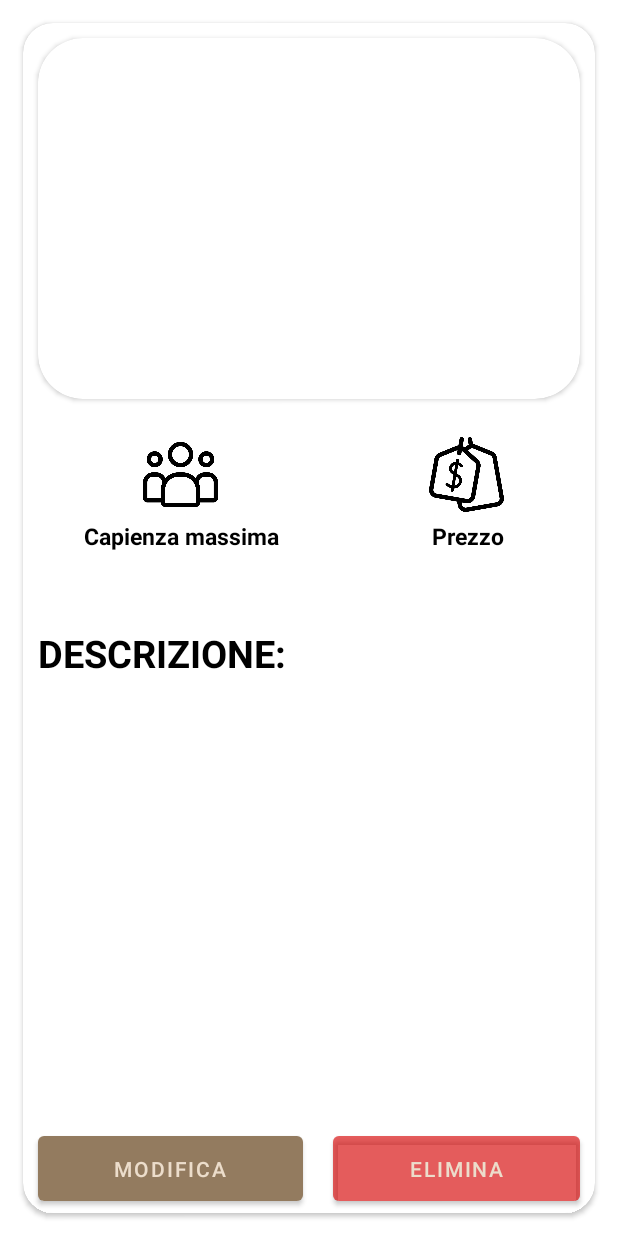
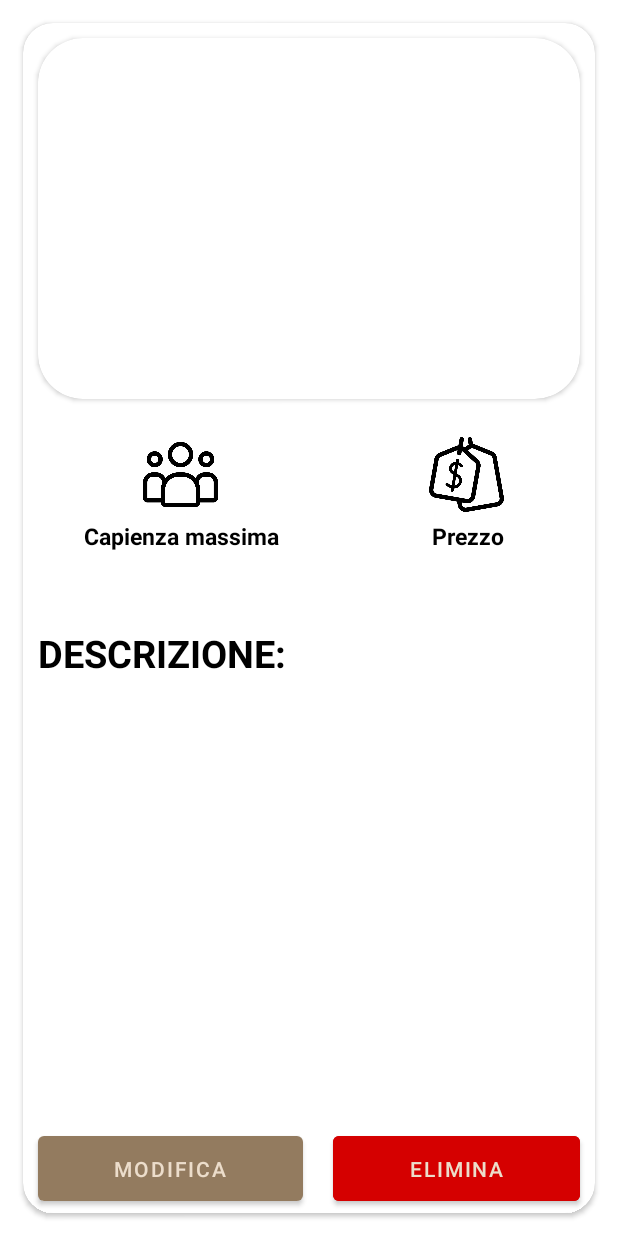
Before and after one commit to Mygiuseppe09/BeautyGardenAPP, an Android app: the SuperItemActivity screen opened directly, with no data from a screen before it, on a phone screen of 412 x 824 dp. Run offline under Robolectric (Android 15) with nearby library versions, the phone set to English and light mode, and no system bars; our stand-ins replace Firebase (no records; nobody signed in at launch, a user with empty details on screens opened directly).

```diff
--- a/app/src/main/java/com/example/beautygardenbanqueting/ItemActivity.java
+++ b/app/src/main/java/com/example/beautygardenbanqueting/ItemActivity.java
@@ -72,7 +72,8 @@ public class ItemActivity extends AppCompatActivity {
         super.onStart();
 
         // ci agganciamo all'oggetto nella collection "items" grazie all'Uid
-        db.getReference("items").child(itemId)
+        db.getReference("items")
+                .child(itemId)
                 .addListenerForSingleValueEvent(new ValueEventListener() {
                     @Override
                     public void onDataChange(@NonNull DataSnapshot snapshot) {
@@ -109,7 +110,8 @@ public class ItemActivity extends AppCompatActivity {
                     }
                     @Override
                     public void onCancelled(@NonNull DatabaseError error) {
-                                Toast.makeText(ItemActivity.this, error.getMessage(), Toast.LENGTH_LONG).show();
+                        Toast.makeText(ItemActivity.this, error.getMessage(),
+                                Toast.LENGTH_LONG).show();
                     }
                 });
 
--- a/app/src/main/res/layout/activity_super_item.xml
+++ b/app/src/main/res/layout/activity_super_item.xml
@@ -174,7 +174,7 @@
                     android:text="MODIFICA" />
 
                 <Button
-                    android:backgroundTint="#66D50000"
+                    android:backgroundTint="#D50000"
                     android:layout_margin="10dp"
                     android:id="@+id/deleteButton"
                     android:layout_width="wrap_content"
```
Also changed, not shown: 2 other files. Lines whose indentation alone changed are shown as unchanged.
